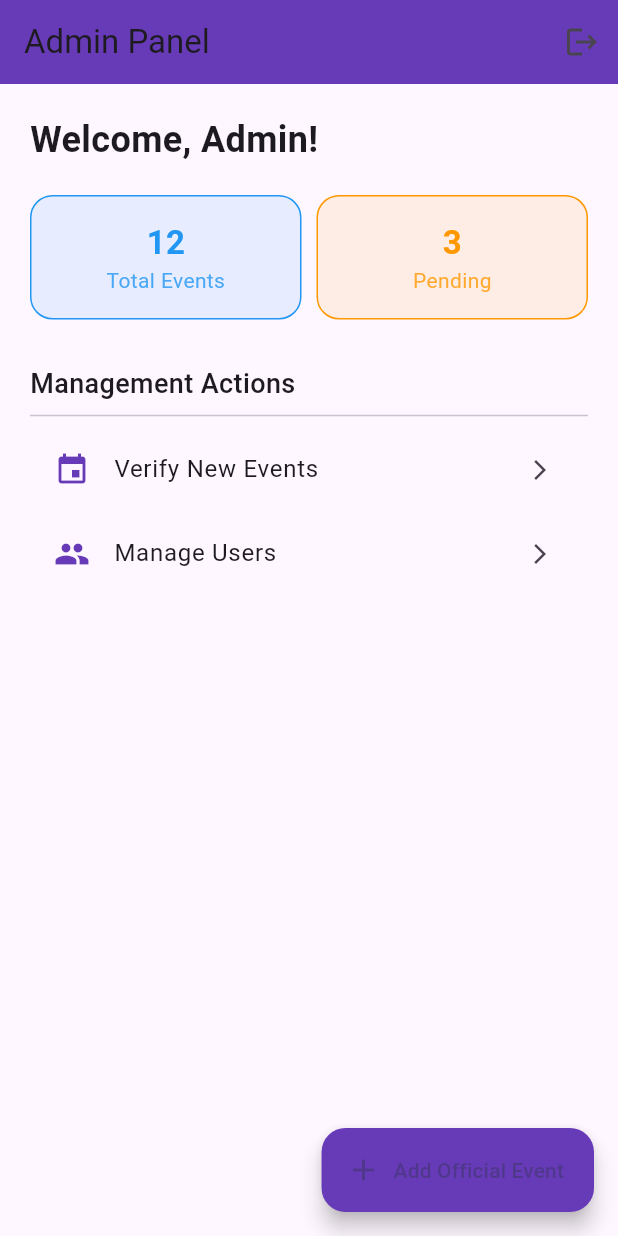
After one commit to litthighajk12/local_talent_app, a Flutter app: the AdminDashboard screen opened directly, on a phone screen of 412 x 824 dp. The commit adds this screen. Run offline on Flutter 3.47's test engine with Material 3 defaults, Android fonts, the phone set to English and light mode, and no system bars; our stand-ins replace cloud_firestore, firebase_core, geolocator, google_maps_flutter; accounts and stored records are empty.

Commit message:
Admin panel complete

```diff
--- /dev/null
+++ b/lib/features/admin/admin_dashboard.dart
@@ -0,0 +1,99 @@
+import 'package:flutter/material.dart';
+
+class AdminDashboard extends StatelessWidget {
+  const AdminDashboard({super.key});
+
+  @override
+  Widget build(BuildContext context) {
+    return Scaffold(
+      appBar: AppBar(
+        title: const Text("Admin Panel"),
+        backgroundColor: Colors.deepPurple,
+        actions: [
+          IconButton(
+            icon: const Icon(Icons.logout),
+            onPressed: () {
+              // This takes the admin back to the login screen
+              Navigator.of(context).pop();
+            },
+          ),
+        ],
+      ),
+      body: Padding(
+        padding: const EdgeInsets.all(20.0),
+        child: Column(
+          crossAxisAlignment: CrossAxisAlignment.start,
+          children: [
+            const Text(
+              "Welcome, Admin!",
+              style: TextStyle(fontSize: 24, fontWeight: FontWeight.bold),
+            ),
+            const SizedBox(height: 20),
+
+            // STATS CARDS
+            Row(
+              children: [
+                _buildStatCard("Total Events", "12", Colors.blue),
+                const SizedBox(width: 10),
+                _buildStatCard("Pending", "3", Colors.orange),
+              ],
+            ),
+
+            const SizedBox(height: 30),
+            const Text(
+              "Management Actions",
+              style: TextStyle(fontSize: 18, fontWeight: FontWeight.w500),
+            ),
+            const Divider(),
+
+            // ACTION BUTTONS
+            ListTile(
+              leading: const Icon(Icons.event, color: Colors.deepPurple),
+              title: const Text("Verify New Events"),
+              trailing: const Icon(Icons.arrow_forward_ios, size: 16),
+              onTap: () {
+                // Future: Navigate to verification screen
+              },
+            ),
+            ListTile(
+              leading: const Icon(Icons.people, color: Colors.deepPurple),
+              title: const Text("Manage Users"),
+              trailing: const Icon(Icons.arrow_forward_ios, size: 16),
+              onTap: () {
+                // Future: Navigate to user management
+              },
+            ),
+          ],
+        ),
+      ),
+      floatingActionButton: FloatingActionButton.extended(
+        onPressed: () {
+          // Future: Add a direct 'Add Event' shortcut
+        },
+        label: const Text("Add Official Event"),
+        icon: const Icon(Icons.add),
+        backgroundColor: Colors.deepPurple,
+      ),
+    );
+  }
+
+  // Helper widget to keep the code clean
+  Widget _buildStatCard(String title, String count, Color color) {
+    return Expanded(
+      child: Container(
+        padding: const EdgeInsets.all(15),
+        decoration: BoxDecoration(
+          color: color.withOpacity(0.1),
+          borderRadius: BorderRadius.circular(15),
+          border: Border.all(color: color),
+        ),
+        child: Column(
+          children: [
+            Text(count, style: TextStyle(fontSize: 22, fontWeight: FontWeight.bold, color: color)),
+            Text(title, style: TextStyle(color: color.withOpacity(0.8))),
+          ],
+        ),
+      ),
+    );
+  }
+}
```
Also changed, not shown: lib/features/auth/login_screen.dart (+41 -29 lines), lib/features/admin/add_event_screen.dart (added), lib/features/admin/admin_login_screen.dart (added), lib/features/admin/view_events_screen.dart (added).
